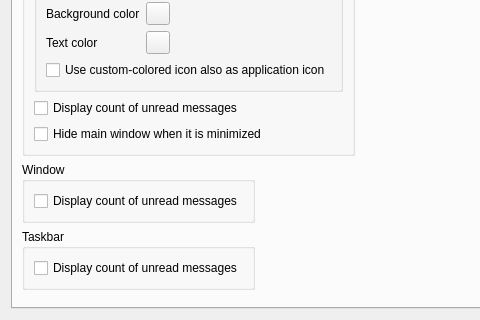
Before: the Qt Designer form src/librssguard/gui/settings/settingsgui.ui in martinrotter/rssguard, drawn with Qt 5; both pictures show x 0 to 480 and y 273 to 593 of the 607 by 593 pixel window.
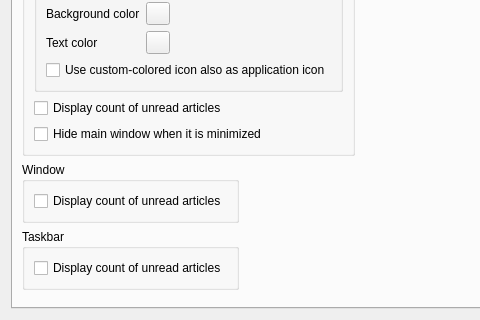
After: the same form once the commit is applied. The open tabs and pages were chosen to show the change. Custom widgets are drawn as their Qt base class.

Diff of the .ui file:
```diff
--- a/src/librssguard/gui/settings/settingsgui.ui
+++ b/src/librssguard/gui/settings/settingsgui.ui
@@ -292,7 +292,7 @@
           <item row="3" column="0">
            <widget class="QCheckBox" name="m_checkCountUnreadMessages">
             <property name="text">
-             <string>Display count of unread messages</string>
+             <string>Display count of unread articles</string>
             </property>
            </widget>
           </item>
@@ -315,7 +315,7 @@
           <item>
            <widget class="QCheckBox" name="m_displayUnreadMessageCountOnTaskBar">
             <property name="text">
-             <string>Display count of unread messages</string>
+             <string>Display count of unread articles</string>
             </property>
            </widget>
           </item>
@@ -351,7 +351,7 @@
           <item>
            <widget class="QCheckBox" name="m_displayUnreadMessageCountOnWindow">
             <property name="text">
-             <string>Display count of unread messages</string>
+             <string>Display count of unread articles</string>
             </property>
            </widget>
           </item>
```
